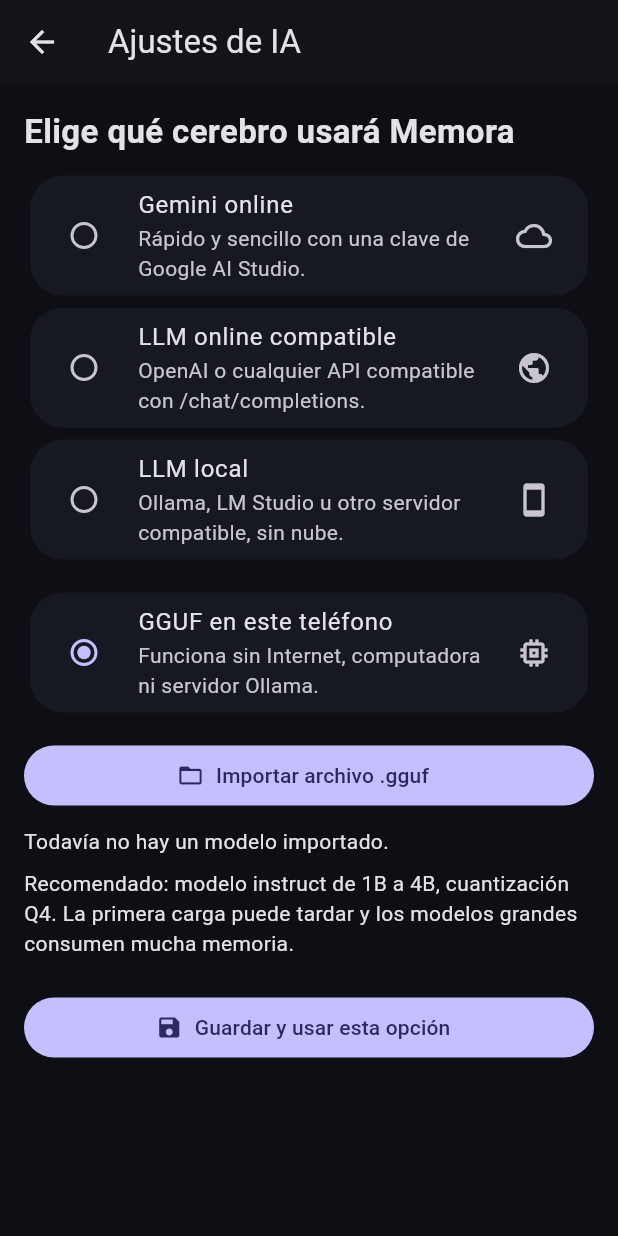
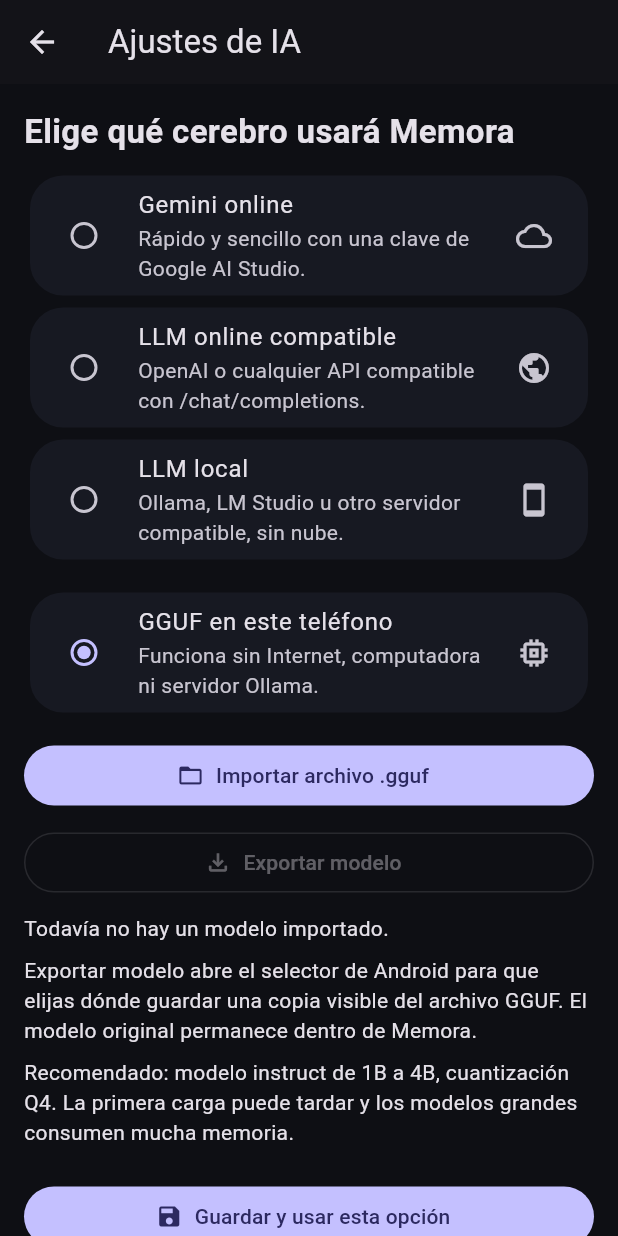
Before and after one commit to angeljo0801/ESTUDIO, a Flutter app: the LlmSettingsPage screen opened directly, after a tap on "LLM online compatible", after a tap on "LLM local", after a tap on "GGUF en este teléfono", on a phone screen of 412 x 824 dp. Run offline on Flutter 3.47's test engine with Material 3 defaults, Android fonts, the light colour scheme and no system bars; our stand-ins replace file_picker, shared_preferences; missing offline and left inert: fcllama, flutter_file_dialog, pdfrx; accounts and stored records are empty.

Commit message:
Add export model option to Memora

```diff
--- a/memora_upgrade/lib/llm_settings_page.dart
+++ b/memora_upgrade/lib/llm_settings_page.dart
@@ -1,6 +1,7 @@
 import 'dart:io';
 import 'package:file_picker/file_picker.dart';
 import 'package:flutter/material.dart';
+import 'package:flutter_file_dialog/flutter_file_dialog.dart';
 import 'package:path_provider/path_provider.dart';
 import 'package:shared_preferences/shared_preferences.dart';
 
@@ -11,7 +12,7 @@
 
 class _LlmSettingsPageState extends State<LlmSettingsPage> {
   String provider = 'gemini'; bool loading = true;
-  String deviceModelPath = ''; bool importingModel = false;
+  String deviceModelPath = ''; bool importingModel = false; bool exportingModel = false;
   final geminiKey = TextEditingController(), onlineUrl = TextEditingController(), onlineModel = TextEditingController(), onlineKey = TextEditingController(), localUrl = TextEditingController(), localModel = TextEditingController(), localKey = TextEditingController();
   @override void initState() { super.initState(); _load(); }
   Future<void> _load() async {
@@ -45,6 +46,36 @@
       if (mounted) setState(() => importingModel = false);
     }
   }
+  Future<void> _exportGguf() async {
+    if (deviceModelPath.isEmpty) {
+      if (mounted) ScaffoldMessenger.of(context).showSnackBar(const SnackBar(content: Text('Primero importa un modelo GGUF.')));
+      return;
+    }
+    final source = File(deviceModelPath);
+    if (!await source.exists()) {
+      if (mounted) ScaffoldMessenger.of(context).showSnackBar(const SnackBar(content: Text('El modelo guardado ya no existe en el almacenamiento de Memora.')));
+      return;
+    }
+    setState(() => exportingModel = true);
+    try {
+      final modelName = source.uri.pathSegments.isEmpty ? 'memora-model.gguf' : source.uri.pathSegments.last;
+      final result = await FlutterFileDialog.saveFile(
+        params: SaveFileDialogParams(
+          sourceFilePath: source.path,
+          fileName: modelName,
+          mimeTypesFilter: const ['application/octet-stream'],
+          localOnly: true,
+        ),
+      );
+      if (result != null && mounted) {
+        ScaffoldMessenger.of(context).showSnackBar(const SnackBar(content: Text('Modelo exportado correctamente.')));
+      }
+    } catch (e) {
+      if (mounted) ScaffoldMessenger.of(context).showSnackBar(SnackBar(content: Text('No pude exportar el modelo: $e')));
+    } finally {
+      if (mounted) setState(() => exportingModel = false);
+    }
+  }
   Future<void> _save() async {
     final p = await SharedPreferences.getInstance();
     await p.setString('llm_provider', provider); await p.setString('gemini_key', geminiKey.text.trim()); await p.setString('openai_base_url', onlineUrl.text.trim()); await p.setString('openai_model', onlineModel.text.trim()); await p.setString('openai_key', onlineKey.text.trim()); await p.setString('local_base_url', localUrl.text.trim()); await p.setString('local_model', localModel.text.trim()); await p.setString('local_key', localKey.text.trim());
@@ -60,7 +91,17 @@
     if (provider == 'gemini') TextField(controller: geminiKey, obscureText: true, decoration: const InputDecoration(labelText: 'Clave de Gemini', prefixIcon: Icon(Icons.key))),
     if (provider == 'openai') ...[TextField(controller: onlineUrl, decoration: const InputDecoration(labelText: 'URL base', hintText: 'https://api.openai.com/v1')), const SizedBox(height: 12), TextField(controller: onlineModel, decoration: const InputDecoration(labelText: 'Modelo', hintText: 'gpt-4.1-mini')), const SizedBox(height: 12), TextField(controller: onlineKey, obscureText: true, decoration: const InputDecoration(labelText: 'API key'))],
     if (provider == 'local') ...[TextField(controller: localUrl, decoration: const InputDecoration(labelText: 'URL del LLM local', hintText: 'http://192.168.1.20:11434/v1')), const SizedBox(height: 12), TextField(controller: localModel, decoration: const InputDecoration(labelText: 'Nombre del modelo', hintText: 'llama3.2:3b')), const SizedBox(height: 12), TextField(controller: localKey, obscureText: true, decoration: const InputDecoration(labelText: 'Clave opcional')), const SizedBox(height: 10), const Text('El servidor debe exponer una API compatible con OpenAI. Si corre en otro equipo, usa su IP local; 127.0.0.1 solo sirve si el servidor corre en el propio teléfono.')],
-    if (provider == 'device') ...[FilledButton.icon(onPressed: importingModel ? null : _importGguf, icon: const Icon(Icons.folder_open), label: Text(importingModel ? 'Copiando modelo…' : 'Importar archivo .gguf')), const SizedBox(height: 10), Text(deviceModelPath.isEmpty ? 'Todavía no hay un modelo importado.' : 'Modelo: ${deviceModelPath.split('/').last}'), const SizedBox(height: 8), const Text('Recomendado: modelo instruct de 1B a 4B, cuantización Q4. La primera carga puede tardar y los modelos grandes consumen mucha memoria.')],
+    if (provider == 'device') ...[
+      FilledButton.icon(onPressed: importingModel || exportingModel ? null : _importGguf, icon: const Icon(Icons.folder_open), label: Text(importingModel ? 'Copiando modelo…' : 'Importar archivo .gguf')),
+      const SizedBox(height: 10),
+      OutlinedButton.icon(onPressed: deviceModelPath.isEmpty || importingModel || exportingModel ? null : _exportGguf, icon: const Icon(Icons.file_download_outlined), label: Text(exportingModel ? 'Exportando modelo…' : 'Exportar modelo')),
+      const SizedBox(height: 10),
+      Text(deviceModelPath.isEmpty ? 'Todavía no hay un modelo importado.' : 'Modelo: ${deviceModelPath.split('/').last}'),
+      const SizedBox(height: 8),
+      const Text('Exportar modelo abre el selector de Android para que elijas dónde guardar una copia visible del archivo GGUF. El modelo original permanece dentro de Memora.'),
+      const SizedBox(height: 8),
+      const Text('Recomendado: modelo instruct de 1B a 4B, cuantización Q4. La primera carga puede tardar y los modelos grandes consumen mucha memoria.')
+    ],
     const SizedBox(height: 22), FilledButton.icon(onPressed: _save, icon: const Icon(Icons.save), label: const Text('Guardar y usar esta opción')),
   ]));
 }
```
